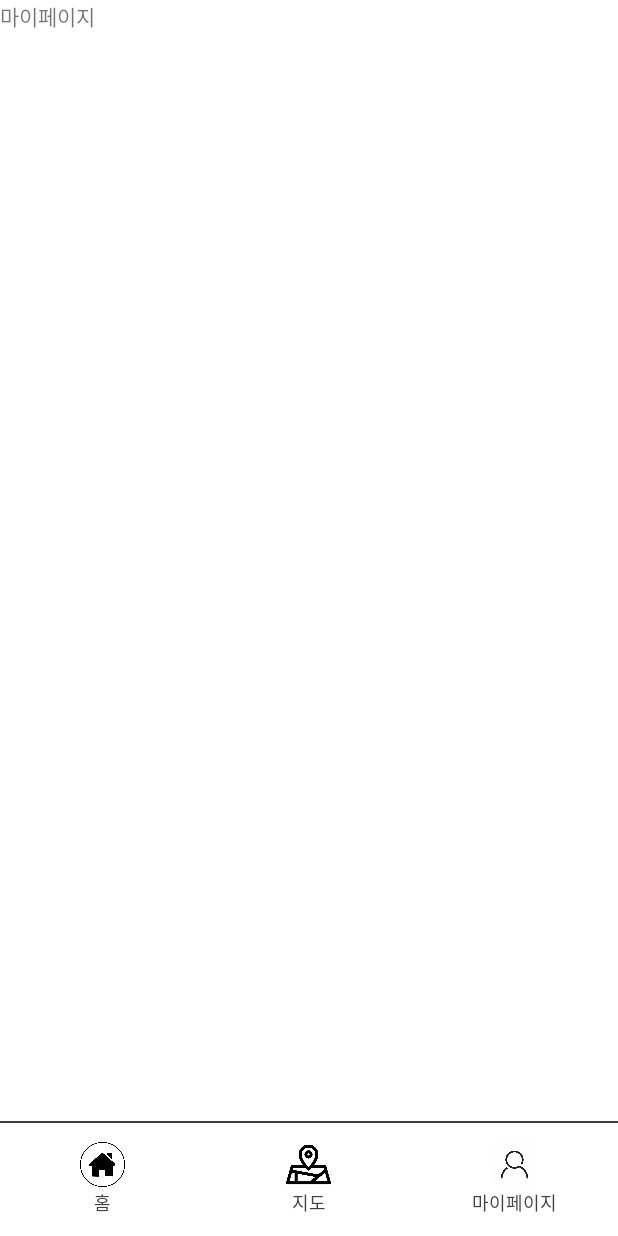
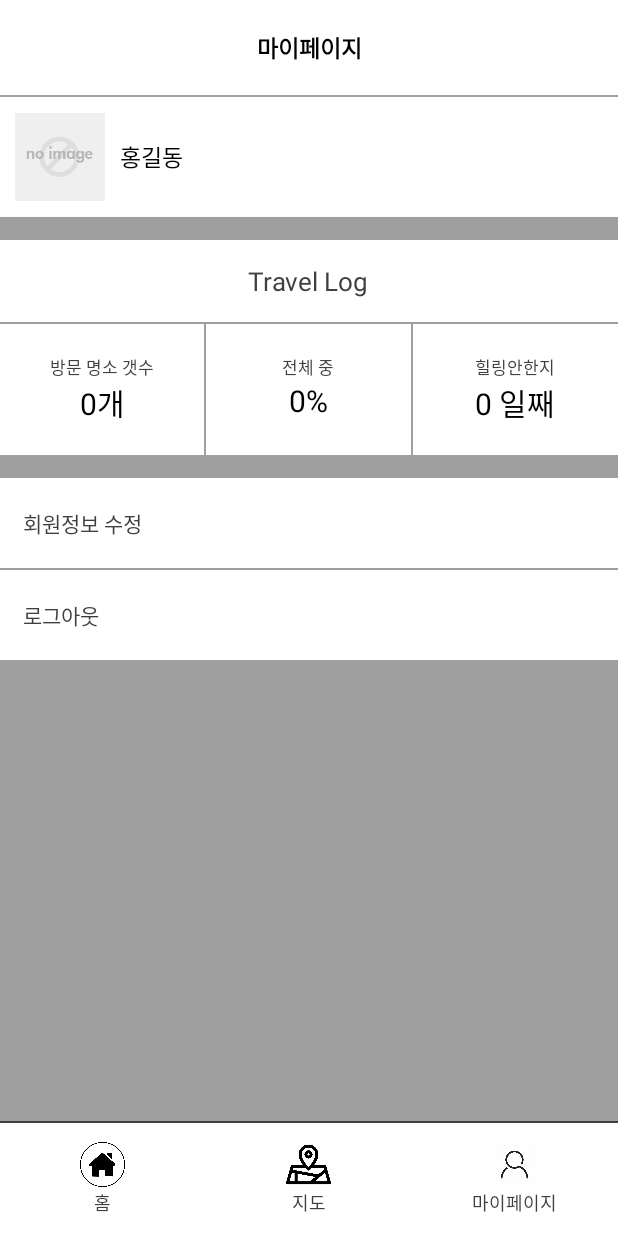
Before and after one commit to pnu-002-team02/Android, an Android app: the screen it shows after launch (MainActivity), item 3 of the bottom bar chosen, on a phone screen of 412 x 824 dp. Run offline under Robolectric (Android 15) with nearby library versions, the phone set to English and light mode, and no system bars; libraries missing offline, so code that uses them is left out: net.daum.mf; 9 statements that could not run were skipped.

Commit message:
Mypage Frame Layout 수정 #GITT-102

```diff
--- a/app/src/main/res/layout/fragment_mypage.xml
+++ b/app/src/main/res/layout/fragment_mypage.xml
@@ -1,13 +1,173 @@
 <?xml version="1.0" encoding="utf-8"?>
-<FrameLayout xmlns:android="http://schemas.android.com/apk/res/android"
+<LinearLayout xmlns:android="http://schemas.android.com/apk/res/android"
     xmlns:tools="http://schemas.android.com/tools"
     android:layout_width="match_parent"
     android:layout_height="match_parent"
-    tools:context=".Main.MypageFragment.Controller.MypageFragment">
+    android:orientation="vertical">
 
     <TextView
         android:layout_width="match_parent"
-        android:layout_height="match_parent"
-        android:text="마이페이지" />
+        android:layout_height="wrap_content"
+        android:padding="20dp"
+        android:text="마이페이지"
+        android:textAlignment="center"
+        android:textColor="#000000"
+        android:textSize="15dp"
+        android:textStyle="bold" />
 
-</FrameLayout>
+    <View
+        android:layout_width="match_parent"
+        android:layout_height="1dp"
+        android:background="#9f9f9f" />
+
+    <LinearLayout
+        android:layout_width="match_parent"
+        android:layout_height="wrap_content">
+
+        <ImageView
+            android:layout_width="60dp"
+            android:layout_height="60dp"
+            android:layout_margin="10dp"
+            android:src="@drawable/ic_noimage" />
+
+        <TextView
+            android:layout_width="wrap_content"
+            android:layout_height="wrap_content"
+            android:layout_gravity="center"
+            android:text="홍길동"
+            android:textColor="#000000"
+            android:textSize="15dp" />
+    </LinearLayout>
+
+    <View
+        android:layout_width="match_parent"
+        android:layout_height="15dp"
+        android:background="#9f9f9f" />
+
+    <TextView
+        android:layout_width="wrap_content"
+        android:layout_height="wrap_content"
+        android:layout_gravity="center"
+        android:padding="15dp"
+        android:text="Travel Log"
+        android:textColor="#3f3f3f"
+        android:textSize="17dp" />
+
+    <View
+        android:layout_width="match_parent"
+        android:layout_height="1dp"
+        android:background="#9f9f9f" />
+
+    <LinearLayout
+        android:layout_width="match_parent"
+        android:layout_height="wrap_content">
+        <LinearLayout
+            android:paddingTop="20dp"
+            android:paddingBottom="20dp"
+            android:layout_width="0dp"
+            android:layout_weight="1"
+            android:layout_height="wrap_content"
+            android:orientation="vertical">
+            <TextView
+                android:layout_width="wrap_content"
+                android:layout_height="wrap_content"
+                android:text="방문 명소 갯수"
+                android:textSize="11dp"
+                android:textColor="#3f3f3f"
+                android:layout_gravity="center"/>
+            <TextView
+                android:textSize="20dp"
+                android:textColor="#000000"
+                android:layout_width="match_parent"
+                android:layout_height="wrap_content"
+                android:text="0개"
+                android:textAlignment="center"/>
+        </LinearLayout>
+        <View
+            android:layout_width="1dp"
+            android:layout_height="match_parent"
+            android:background="#9f9f9f"
+            />
+        <LinearLayout
+            android:paddingTop="20dp"
+            android:paddingBottom="20dp"
+            android:layout_width="0dp"
+            android:layout_weight="1"
+            android:layout_height="wrap_content"
+            android:orientation="vertical">
+            <TextView
+                android:layout_width="wrap_content"
+                android:layout_height="wrap_content"
+                android:text="전체 중"
+                android:textSize="11dp"
+                android:textColor="#3f3f3f"
+                android:layout_gravity="center"/>
+            <TextView
+                android:textSize="20dp"
+                android:textColor="#000000"
+                android:layout_width="match_parent"
+                android:layout_height="wrap_content"
+                android:text="0%"
+                android:textAlignment="center"/>
+        </LinearLayout>
+        <View
+            android:layout_width="1dp"
+            android:layout_height="match_parent"
+            android:background="#9f9f9f"
+            />
+        <LinearLayout
+            android:paddingTop="20dp"
+            android:paddingBottom="20dp"
+            android:layout_width="0dp"
+            android:layout_weight="1"
+            android:layout_height="wrap_content"
+            android:orientation="vertical">
+            <TextView
+                android:layout_width="wrap_content"
+                android:layout_height="wrap_content"
+                android:text="힐링안한지"
+                android:textSize="11dp"
+                android:textColor="#3f3f3f"
+                android:layout_gravity="center"/>
+            <TextView
+                android:textSize="20dp"
+                android:textColor="#000000"
+                android:layout_width="match_parent"
+                android:layout_height="wrap_content"
+                android:text="0 일째"
+                android:textAlignment="center"/>
+        </LinearLayout>
+
+    </LinearLayout>
+    <View
+        android:layout_width="match_parent"
+        android:layout_height="15dp"
+        android:background="#9f9f9f" />
+    <TextView
+        android:layout_width="match_parent"
+        android:layout_height="60dp"
+        android:text="회원정보 수정"
+        android:textColor="#3f3f3f"
+        android:textSize="14dp"
+        android:gravity="center_vertical"
+        android:layout_marginLeft="15dp"
+        />
+    <View
+        android:layout_width="match_parent"
+        android:layout_height="1dp"
+        android:background="#9f9f9f" />
+    <TextView
+        android:layout_width="match_parent"
+        android:layout_height="60dp"
+        android:text="로그아웃"
+        android:textColor="#3f3f3f"
+        android:textSize="14dp"
+        android:gravity="center_vertical"
+        android:layout_marginLeft="15dp"
+        />
+    <View
+        android:layout_width="match_parent"
+        android:layout_height="0dp"
+        android:layout_weight="1"
+        android:background="#9f9f9f" />
+</LinearLayout>
```
